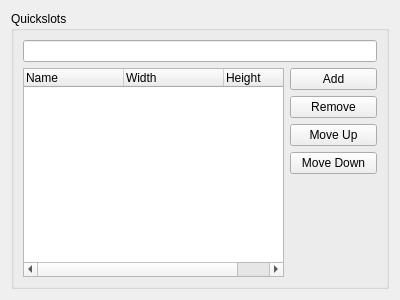
The window that src/ui/frameconfig.ui (hippich/recorditnow) describes before a commit, drawn with Qt 5.
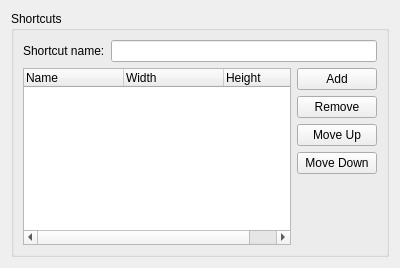
The same window after the commit. Custom widgets are drawn as their Qt base class.

```diff
--- a/src/ui/frameconfig.ui
+++ b/src/ui/frameconfig.ui
@@ -7,23 +7,37 @@
     <x>0</x>
     <y>0</y>
     <width>400</width>
-    <height>300</height>
+    <height>268</height>
    </rect>
   </property>
   <property name="windowTitle">
    <string notr="true"/>
   </property>
   <layout class="QGridLayout" name="gridLayout">
-   <item row="0" column="0" colspan="2">
+   <property name="spacing">
+    <number>0</number>
+   </property>
+   <item row="0" column="1">
     <widget class="QGroupBox" name="groupBox">
      <property name="title">
-      <string>Quickslots</string>
+      <string extracomment="@title:group">Shortcuts</string>
      </property>
-     <layout class="QGridLayout" name="gridLayout_2">
-      <item row="0" column="0" colspan="4">
+     <layout class="QVBoxLayout" name="verticalLayout">
+      <item>
+       <layout class="QFormLayout" name="formLayout_3">
+        <item row="0" column="0">
+         <widget class="QLabel" name="label">
+          <property name="text">
+           <string extracomment="@label">Shortcut name:</string>
+          </property>
+         </widget>
+        </item>
+        <item row="0" column="1">
        <widget class="KLineEdit" name="sizeEdit"/>
       </item>
-      <item row="1" column="0" rowspan="5" colspan="3">
+        <item row="1" column="0" colspan="2">
+         <layout class="QGridLayout" name="gridLayout_3">
+          <item row="0" column="0" rowspan="5">
        <widget class="QTreeWidget" name="sizeTree">
         <property name="alternatingRowColors">
          <bool>true</bool>
@@ -48,33 +62,50 @@
         </column>
        </widget>
       </item>
-      <item row="1" column="3">
+          <item row="0" column="1">
        <widget class="QPushButton" name="addButton">
         <property name="text">
          <string>Add</string>
         </property>
        </widget>
       </item>
-      <item row="2" column="3">
+          <item row="1" column="1">
        <widget class="QPushButton" name="removeButton">
         <property name="text">
          <string>Remove</string>
         </property>
        </widget>
       </item>
-      <item row="3" column="3">
+          <item row="2" column="1">
        <widget class="QPushButton" name="upButton">
         <property name="text">
          <string>Move Up</string>
         </property>
        </widget>
       </item>
-      <item row="4" column="3">
+          <item row="3" column="1">
        <widget class="QPushButton" name="downButton">
         <property name="text">
-         <string>Move Down</string>
-        </property>
-       </widget>
+             <string extracomment="@action:button">Move Down</string>
+            </property>
+           </widget>
+          </item>
+          <item row="4" column="1">
+           <spacer name="verticalSpacer">
+            <property name="orientation">
+             <enum>Qt::Vertical</enum>
+            </property>
+            <property name="sizeHint" stdset="0">
+             <size>
+              <width>20</width>
+              <height>40</height>
+             </size>
+            </property>
+           </spacer>
+          </item>
+         </layout>
+        </item>
+       </layout>
       </item>
      </layout>
     </widget>
```
Left out of the diff: 12 changed lines with no effect on the pictures. Lines whose indentation alone changed are shown as unchanged.
